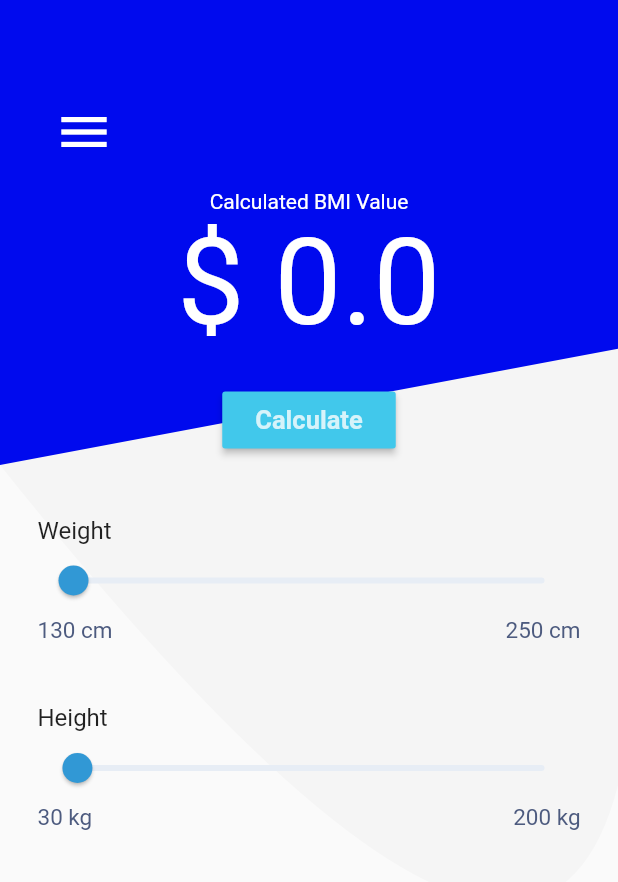
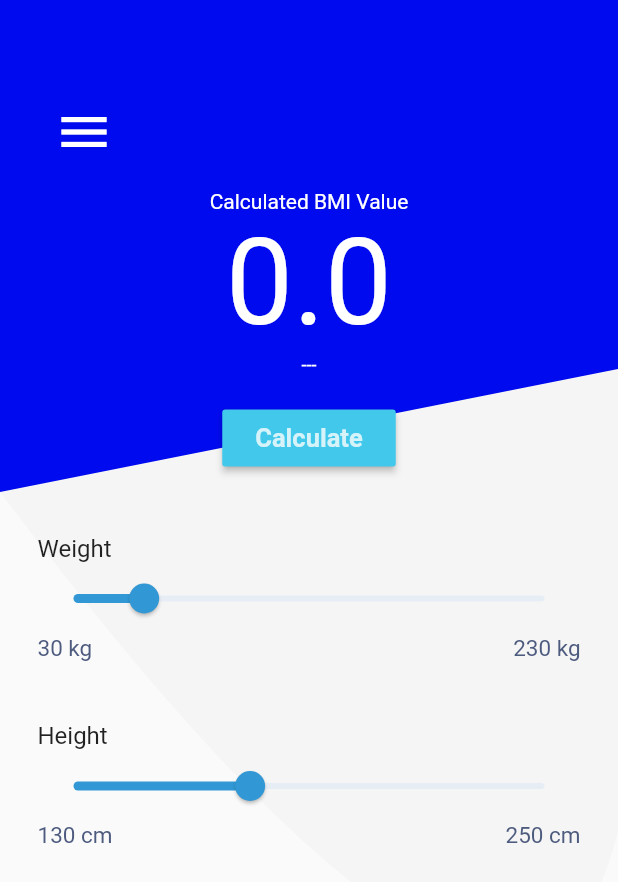
Before and after one commit to PrzemyslawSarnacki/fit_calculators, a Flutter app: the Calc screen opened by its route, on a phone screen of 412 x 824 dp. Shown: the top 882 px of the screen. Run offline on Flutter 3.47's test engine with Material 2 defaults, Android fonts, the light colour scheme and no system bars; our stand-ins replace vibration; missing offline and left inert: dart:js; Roboto replaces fonts that are missing (Titillium).

Commit message:
Made BMI to work

```diff
--- a/lib/calc.dart
+++ b/lib/calc.dart
@@ -19,13 +19,9 @@ class _HomeState extends State<Calc> {
   var amountTempFinal;
   int dropdownValue = 3;
   double _result = 0.0;
-  String _finalResultPrint = "";
-  double _heightSliderValue = 131.0;
-  double _weightSliderValue = 80.0;
-  double _weightController = 80;
+  String _finalResultPrint;
+  double _weightController = 60;
   double _heightController = 175;
-  var temp1;
-  var temp2;
   bool _visibility = false;
 
   void _bfValue() {
@@ -35,6 +31,7 @@ class _HomeState extends State<Calc> {
 
       if (((height > 0) && (weight > 0))) {
         _result = weight / (height * height / 100 / 100);
+        _result = double.parse(_result.toStringAsFixed(2));
         print(_result);
       } else {
         print("Error");
@@ -84,15 +81,23 @@ class _HomeState extends State<Calc> {
                   ),
                 ),
                 Text(
-                  '\$ ${_result == null ? "---" : "$_result"}',
+                  '${_result == null ? "---" : "$_result"}',
                   style: TextStyle(
                     fontSize: 80,
                     color: Colors.white,
                     fontFamily: 'Titillium',
                   ),
                 ),
+                Text(
+                  '${_finalResultPrint == null ? "---" : "$_finalResultPrint"}',
+                  style: TextStyle(
+                    fontSize: 12,
+                    color: Colors.white,
+                    fontFamily: 'Titillium',
+                  ),
+                ),
                 SizedBox(
-                  height: 20,
+                  height: 18,
                 ),
                 Container(
                   child: RaisedButton(
@@ -136,7 +141,99 @@ class _HomeState extends State<Calc> {
                                   child: Column(
                                     children: <Widget>[
                                       Text(
-                                        '${temp1 == null ? "" : "$temp1 %"}',
+                                        '${_weightController == null ? "" : "$_weightController kg"}',
+                                        style: TextStyle(
+                                          fontSize: 18,
+                                          fontFamily: 'Titillium',
+                                          color:
+                                              Color.fromRGBO(65, 200, 235, 1),
+                                          fontWeight: FontWeight.w700,
+                                        ),
+                                        textAlign: TextAlign.right,
+                                      ),
+                                      Text(
+                                        '${amountTempFinal == null ? "" : "\$ $amountTempFinal"}',
+                                        style: TextStyle(
+                                          fontSize: 14,
+                                          fontFamily: 'Titillium',
+                                          fontWeight: FontWeight.w700,
+                                        ),
+                                      ),
+                                    ],
+                                  ),
+                                ),
+                              ),
+                            ),
+                          ),
+                        ],
+                      ),
+                      Slider(
+                        inactiveColor: Color.fromRGBO(231, 237, 245, 1),
+                        activeColor: Color.fromRGBO(49, 152, 213, 1),
+                        min: 30,
+                        max: 230,
+                        onChanged: (newValue) {
+                          setState(() {
+                            _weightController =
+                                double.parse(newValue.toStringAsFixed(2));
+                            _visibility = true;
+                          });
+                        },
+                        onChangeEnd: (newVibrate) {
+                          Vibration.vibrate(duration: 10, amplitude: 1);
+                        },
+                        value: _weightController,
+                        label: '5',
+                      ),
+                    ],
+                  ),
+                ),
+                Row(
+                  mainAxisAlignment: MainAxisAlignment.spaceBetween,
+                  children: <Widget>[
+                    Text(
+                      '30 kg',
+                      style: TextStyle(
+                        fontSize: 15,
+                        fontFamily: 'Titillium',
+                        color: Color.fromRGBO(77, 91, 127, 1),
+                      ),
+                    ),
+                    Text(
+                      '230 kg',
+                      style: TextStyle(
+                        fontSize: 15,
+                        fontFamily: 'Titillium',
+                        color: Color.fromRGBO(77, 91, 127, 1),
+                      ),
+                    ),
+                  ],
+                ),
+                Padding(
+                  padding: const EdgeInsets.only(top: 40),
+                  child: Column(
+                    crossAxisAlignment: CrossAxisAlignment.start,
+                    children: <Widget>[
+                      Row(
+                        mainAxisAlignment: MainAxisAlignment.spaceBetween,
+                        children: <Widget>[
+                          Text(
+                            'Height',
+                            style: TextStyle(
+                                fontSize: 16, fontFamily: 'Titillium'),
+                          ),
+                          Visibility(
+                            visible: _visibility,
+                            child: Container(
+                              transform: Matrix4.translationValues(0, 10, 0),
+                              child: Card(
+                                color: Colors.grey[100],
+                                child: Padding(
+                                  padding: const EdgeInsets.all(5),
+                                  child: Column(
+                                    children: <Widget>[
+                                      Text(
+                                        '${_heightController == null ? "" : "$_heightController cm"}',
                                         style: TextStyle(
                                           fontSize: 18,
                                           fontFamily: 'Titillium',
@@ -169,8 +266,7 @@ class _HomeState extends State<Calc> {
                         max: 250,
                         onChanged: (newValue) {
                           setState(() {
-                            _weightSliderValue = newValue;
-                            _weightController =
+                            _heightController =
                                 double.parse(newValue.toStringAsFixed(2));
                             _visibility = true;
                           });
@@ -178,7 +274,7 @@ class _HomeState extends State<Calc> {
                         onChangeEnd: (newVibrate) {
                           Vibration.vibrate(duration: 10, amplitude: 1);
                         },
-                        value: _weightSliderValue,
+                        value: _heightController,
                         label: '5',
                       ),
                     ],
@@ -205,99 +301,6 @@ class _HomeState extends State<Calc> {
                     ),
                   ],
                 ),
-                Padding(
-                  padding: const EdgeInsets.only(top: 40),
-                  child: Column(
-                    crossAxisAlignment: CrossAxisAlignment.start,
-                    children: <Widget>[
-                      Row(
-                        mainAxisAlignment: MainAxisAlignment.spaceBetween,
-                        children: <Widget>[
-                          Text(
-                            'Height',
-                            style: TextStyle(
-                                fontSize: 16, fontFamily: 'Titillium'),
-                          ),
-                          Visibility(
-                            visible: _visibility,
-                            child: Container(
-                              transform: Matrix4.translationValues(0, 10, 0),
-                              child: Card(
-                                color: Colors.grey[100],
-                                child: Padding(
-                                  padding: const EdgeInsets.all(5),
-                                  child: Column(
-                                    children: <Widget>[
-                                      Text(
-                                        '${temp2 == null ? "" : "$temp2 %"}',
-                                        style: TextStyle(
-                                          fontSize: 18,
-                                          fontFamily: 'Titillium',
-                                          color:
-                                              Color.fromRGBO(65, 200, 235, 1),
-                                          fontWeight: FontWeight.w700,
-                                        ),
-                                        textAlign: TextAlign.right,
-                                      ),
-                                      Text(
-                                        '${amountTempFinal == null ? "" : "\$ $amountTempFinal"}',
-                                        style: TextStyle(
-                                          fontSize: 14,
-                                          fontFamily: 'Titillium',
-                                          fontWeight: FontWeight.w700,
-                                        ),
-                                      ),
-                                    ],
-                                  ),
-                                ),
-                              ),
-                            ),
-                          ),
-                        ],
-                      ),
-                      Slider(
-                        inactiveColor: Color.fromRGBO(231, 237, 245, 1),
-                        activeColor: Color.fromRGBO(49, 152, 213, 1),
-                        min: 130,
-                        max: 250,
-                        onChanged: (newValue) {
-                          setState(() {
-                            _heightSliderValue = newValue;
-                            _heightController =
-                                double.parse(newValue.toStringAsFixed(2));
-                            _visibility = true;
-                          });
-                        },
-                        onChangeEnd: (newVibrate) {
-                          Vibration.vibrate(duration: 10, amplitude: 1);
-                        },
-                        value: _heightSliderValue,
-                        label: '5',
-                      ),
-                    ],
-                  ),
-                ),
-                Row(
-                  mainAxisAlignment: MainAxisAlignment.spaceBetween,
-                  children: <Widget>[
-                    Text(
-                      '30 kg',
-                      style: TextStyle(
-                        fontSize: 15,
-                        fontFamily: 'Titillium',
-                        color: Color.fromRGBO(77, 91, 127, 1),
-                      ),
-                    ),
-                    Text(
-                      '200 kg',
-                      style: TextStyle(
-                        fontSize: 15,
-                        fontFamily: 'Titillium',
-                        color: Color.fromRGBO(77, 91, 127, 1),
-                      ),
-                    ),
-                  ],
-                ),
               ],
             ),
           ),
@@ -311,7 +314,7 @@ class BluePainter extends CustomPainter {
   @override
   void paint(Canvas canvas, Size size) {
     // final height = size.height/2.5;
-    final height = 155.0 * 2;
+    final height = 164.0 * 2;
     final width = size.width;
     Paint paint = Paint();
 
```
Also changed, not shown: 1 other file.
